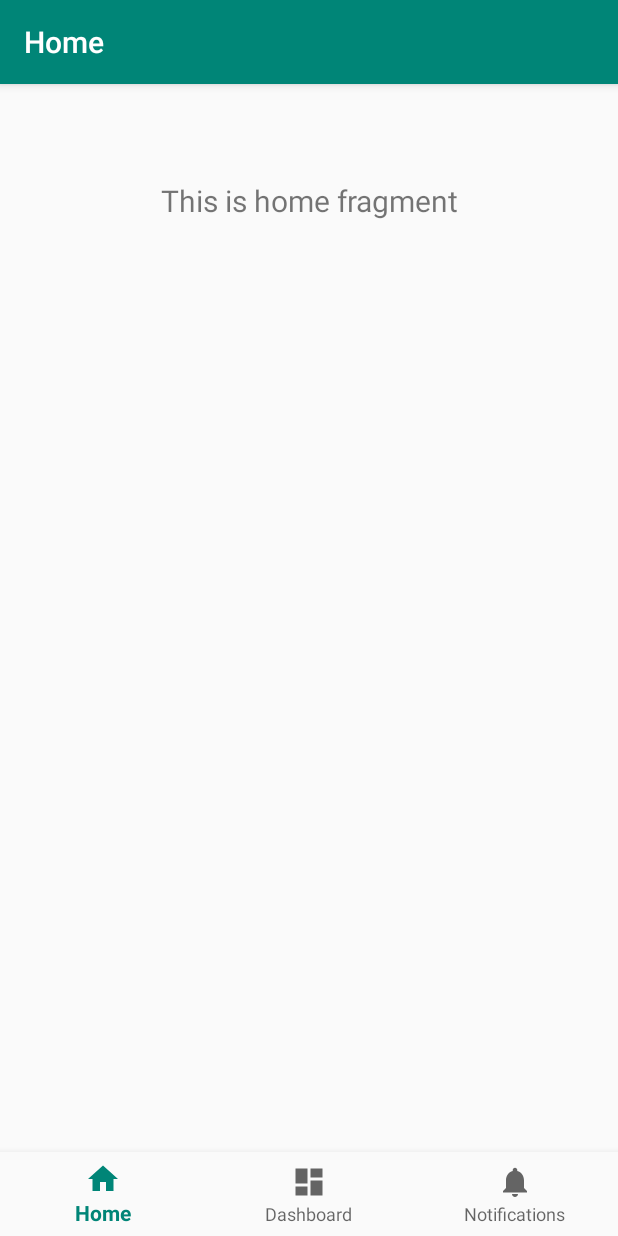
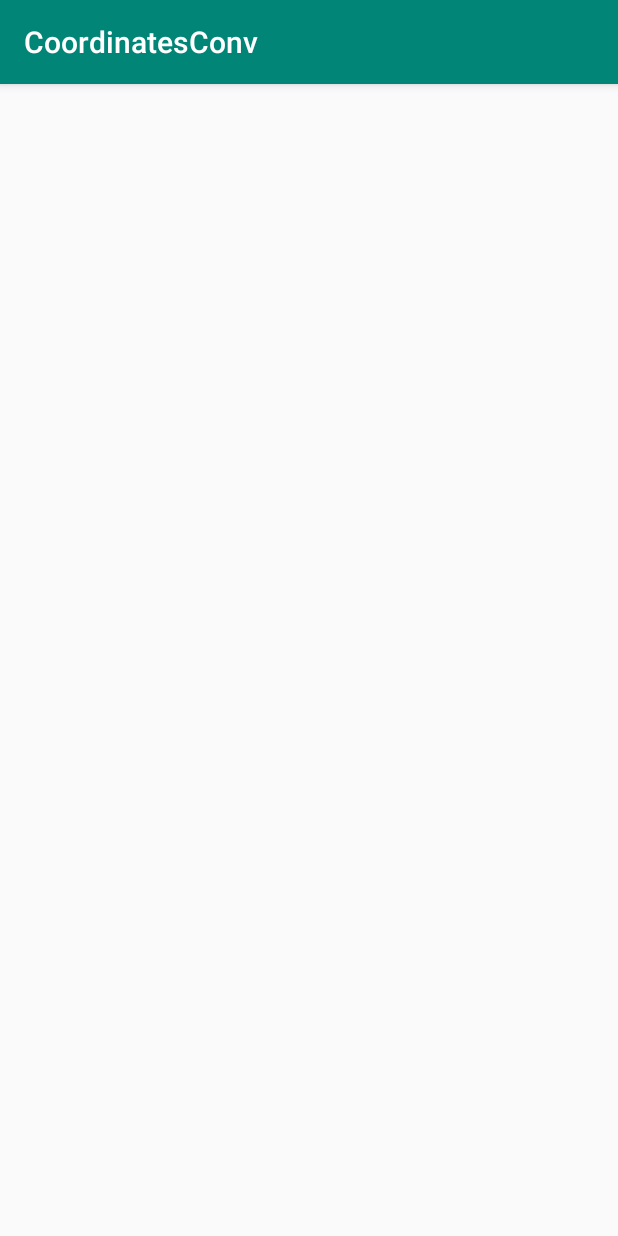
Before and after one commit to ifDroids/CoordinatesConverter, an Android app: the screen it shows after launch (MainActivity), on a phone screen of 412 x 824 dp. Run offline under Robolectric (Android 15) with nearby library versions, the phone set to English and light mode, and no system bars; our stand-ins replace navigation-ui.

Commit message:
project: remove bottom bar and each componets

```diff
--- a/app/src/main/java/com/ibo/coordinatesconv/MainActivity.java
+++ b/app/src/main/java/com/ibo/coordinatesconv/MainActivity.java
@@ -14,15 +14,9 @@ public class MainActivity extends AppCompatActivity {
     protected void onCreate(Bundle savedInstanceState) {
         super.onCreate(savedInstanceState);
         setContentView(R.layout.activity_main);
-        BottomNavigationView navView = findViewById(R.id.nav_view);
-        // Passing each menu ID as a set of Ids because each
-        // menu should be considered as top level destinations.
-        AppBarConfiguration appBarConfiguration = new AppBarConfiguration.Builder(
-                R.id.navigation_home, R.id.navigation_dashboard, R.id.navigation_notifications)
-                .build();
-        NavController navController = Navigation.findNavController(this, R.id.nav_host_fragment);
-        NavigationUI.setupActionBarWithNavController(this, navController, appBarConfiguration);
-        NavigationUI.setupWithNavController(navView, navController);
+
+
+
     }
 
 }
--- a/app/src/main/java/com/ibo/coordinatesconv/ui/home/HomeFragment.java
+++ /dev/null
@@ -1,33 +0,0 @@
-package com.ibo.coordinatesconv.ui.home;
-
-import android.os.Bundle;
-import android.view.LayoutInflater;
-import android.view.View;
-import android.view.ViewGroup;
-import android.widget.TextView;
-import androidx.annotation.Nullable;
-import androidx.annotation.NonNull;
-import androidx.fragment.app.Fragment;
-import androidx.lifecycle.Observer;
-import androidx.lifecycle.ViewModelProviders;
-import com.ibo.coordinatesconv.R;
-
-public class HomeFragment extends Fragment {
-
-    private HomeViewModel homeViewModel;
-
-    public View onCreateView(@NonNull LayoutInflater inflater,
-            ViewGroup container, Bundle savedInstanceState) {
-        homeViewModel =
-                ViewModelProviders.of(this).get(HomeViewModel.class);
-        View root = inflater.inflate(R.layout.fragment_home, container, false);
-        final TextView textView = root.findViewById(R.id.text_home);
-        homeViewModel.getText().observe(this, new Observer<String>() {
-            @Override
-            public void onChanged(@Nullable String s) {
-                textView.setText(s);
-            }
-        });
-        return root;
-    }
-}
--- a/app/src/main/java/com/ibo/coordinatesconv/ui/home/HomeViewModel.java
+++ /dev/null
@@ -1,19 +0,0 @@
-package com.ibo.coordinatesconv.ui.home;
-
-import androidx.lifecycle.LiveData;
-import androidx.lifecycle.MutableLiveData;
-import androidx.lifecycle.ViewModel;
-
-public class HomeViewModel extends ViewModel {
-
-    private MutableLiveData<String> mText;
-
-    public HomeViewModel() {
-        mText = new MutableLiveData<>();
-        mText.setValue("This is home fragment");
-    }
-
-    public LiveData<String> getText() {
-        return mText;
-    }
-}
--- a/app/src/main/res/drawable/ic_dashboard_black_24dp.xml
+++ /dev/null
@@ -1,9 +0,0 @@
-<vector xmlns:android="http://schemas.android.com/apk/res/android"
-        android:width="24dp"
-        android:height="24dp"
-        android:viewportWidth="24.0"
-        android:viewportHeight="24.0">
-    <path
-        android:fillColor="#FF000000"
-        android:pathData="M3,13h8L11,3L3,3v10zM3,21h8v-6L3,15v6zM13,21h8L21,11h-8v10zM13,3v6h8L21,3h-8z"/>
-</vector>
--- a/app/src/main/res/drawable/ic_home_black_24dp.xml
+++ /dev/null
@@ -1,9 +0,0 @@
-<vector xmlns:android="http://schemas.android.com/apk/res/android"
-        android:width="24dp"
-        android:height="24dp"
-        android:viewportWidth="24.0"
-        android:viewportHeight="24.0">
-    <path
-        android:fillColor="#FF000000"
-        android:pathData="M10,20v-6h4v6h5v-8h3L12,3 2,12h3v8z"/>
-</vector>
--- a/app/src/main/res/drawable/ic_notifications_black_24dp.xml
+++ /dev/null
@@ -1,9 +0,0 @@
-<vector xmlns:android="http://schemas.android.com/apk/res/android"
-        android:width="24dp"
-        android:height="24dp"
-        android:viewportWidth="24.0"
-        android:viewportHeight="24.0">
-    <path
-        android:fillColor="#FF000000"
-        android:pathData="M12,22c1.1,0 2,-0.9 2,-2h-4c0,1.1 0.89,2 2,2zM18,16v-5c0,-3.07 -1.64,-5.64 -4.5,-6.32L13.5,4c0,-0.83 -0.67,-1.5 -1.5,-1.5s-1.5,0.67 -1.5,1.5v0.68C7.63,5.36 6,7.92 6,11v5l-2,2v1h16v-1l-2,-2z"/>
-</vector>
--- a/app/src/main/res/layout/activity_main.xml
+++ b/app/src/main/res/layout/activity_main.xml
@@ -7,29 +7,4 @@
     android:layout_height="match_parent"
     android:paddingTop="?attr/actionBarSize" >
 
-    <com.google.android.material.bottomnavigation.BottomNavigationView
-        android:id="@+id/nav_view"
-        android:layout_width="0dp"
-        android:layout_height="wrap_content"
-        android:layout_marginStart="0dp"
-        android:layout_marginEnd="0dp"
-        android:background="?android:attr/windowBackground"
-        app:layout_constraintBottom_toBottomOf="parent"
-        app:layout_constraintLeft_toLeftOf="parent"
-        app:layout_constraintRight_toRightOf="parent"
-        app:menu="@menu/bottom_nav_menu"/>
-
-    <fragment
-        android:id="@+id/nav_host_fragment"
-        android:name="androidx.navigation.fragment.NavHostFragment"
-        android:layout_width="match_parent"
-        android:layout_height="match_parent"
-        app:defaultNavHost="true"
-        app:layout_constraintBottom_toTopOf="@id/nav_view"
-        app:layout_constraintLeft_toLeftOf="parent"
-        app:layout_constraintRight_toRightOf="parent"
-        app:layout_constraintTop_toTopOf="parent"
-        app:navGraph="@navigation/mobile_navigation"
-    />
-
 </androidx.constraintlayout.widget.ConstraintLayout>
--- a/app/src/main/res/layout/fragment_home.xml
+++ /dev/null
@@ -1,20 +0,0 @@
-<?xml version="1.0" encoding="utf-8"?>
-<androidx.constraintlayout.widget.ConstraintLayout
-    xmlns:android="http://schemas.android.com/apk/res/android"
-    xmlns:app="http://schemas.android.com/apk/res-auto"
-    android:layout_width="match_parent"
-    android:layout_height="match_parent" >
-
-    <TextView
-        android:id="@+id/text_home"
-        android:layout_width="match_parent"
-        android:layout_height="wrap_content"
-        android:layout_marginStart="8dp"
-        android:layout_marginTop="8dp"
-        android:layout_marginEnd="8dp"
-        android:textAlignment="center"
-        android:textSize="20sp"
-        app:layout_constraintEnd_toEndOf="parent"
-        app:layout_constraintStart_toStartOf="parent"
-        app:layout_constraintTop_toTopOf="parent"/>
-</androidx.constraintlayout.widget.ConstraintLayout>
--- a/app/src/main/res/menu/bottom_nav_menu.xml
+++ /dev/null
@@ -1,19 +0,0 @@
-<?xml version="1.0" encoding="utf-8"?>
-<menu xmlns:android="http://schemas.android.com/apk/res/android">
-
-    <item
-        android:id="@+id/navigation_home"
-        android:icon="@drawable/ic_home_black_24dp"
-        android:title="@string/title_home"/>
-
-    <item
-        android:id="@+id/navigation_dashboard"
-        android:icon="@drawable/ic_dashboard_black_24dp"
-        android:title="@string/title_dashboard"/>
-
-    <item
-        android:id="@+id/navigation_notifications"
-        android:icon="@drawable/ic_notifications_black_24dp"
-        android:title="@string/title_notifications"/>
-
-</menu>
--- a/app/src/main/res/navigation/mobile_navigation.xml
+++ /dev/null
@@ -1,25 +0,0 @@
-<?xml version="1.0" encoding="utf-8"?>
-<navigation xmlns:android="http://schemas.android.com/apk/res/android"
-    xmlns:app="http://schemas.android.com/apk/res-auto"
-    xmlns:tools="http://schemas.android.com/tools"
-    android:id="@+id/mobile_navigation"
-    app:startDestination="@+id/navigation_home">
-
-    <fragment
-        android:id="@+id/navigation_home"
-        android:name="com.ibo.coordinatesconv.ui.home.HomeFragment"
-        android:label="@string/title_home"
-        tools:layout="@layout/fragment_home" />
-
-    <fragment
-        android:id="@+id/navigation_dashboard"
-        android:name="com.ibo.coordinatesconv.ui.dashboard.DashboardFragment"
-        android:label="@string/title_dashboard"
-        tools:layout="@layout/fragment_dashboard" />
-
-    <fragment
-        android:id="@+id/navigation_notifications"
-        android:name="com.ibo.coordinatesconv.ui.notifications.NotificationsFragment"
-        android:label="@string/title_notifications"
-        tools:layout="@layout/fragment_notifications" />
-</navigation>
--- a/app/src/main/res/values/strings.xml
+++ b/app/src/main/res/values/strings.xml
@@ -1,6 +1,3 @@
 <resources>
     <string name="app_name">CoordinatesConv</string>
-    <string name="title_home">Home</string>
-    <string name="title_dashboard">Dashboard</string>
-    <string name="title_notifications">Notifications</string>
 </resources>
```
Also changed, not shown: app/src/main/java/com/ibo/coordinatesconv/ui/dashboard/DashboardFragment.java (deleted, +0 -33 lines), app/src/main/java/com/ibo/coordinatesconv/ui/dashboard/DashboardViewModel.java (deleted, +0 -19 lines), app/src/main/java/com/ibo/coordinatesconv/ui/notifications/NotificationsFragment.java (deleted, +0 -33 lines), app/src/main/java/com/ibo/coordinatesconv/ui/notifications/NotificationsViewModel.java (deleted, +0 -19 lines), app/src/main/res/layout/fragment_dashboard.xml (deleted, +0 -20 lines), app/src/main/res/layout/fragment_notifications.xml (deleted, +0 -20 lines).
